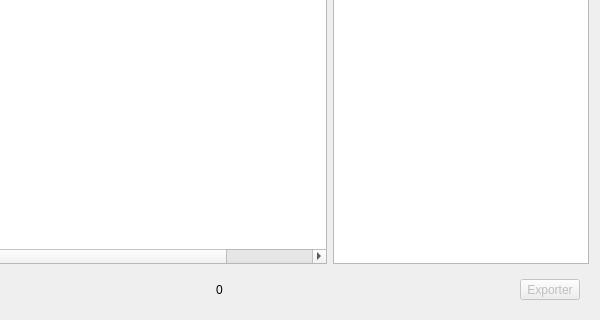
First picture: the form in client/src/widgets/TestsWidget.ui, repository introlab/openteraplus, before the edit; both pictures show x 229 to 829 and y 161 to 481 of the 829 by 481 pixel window.
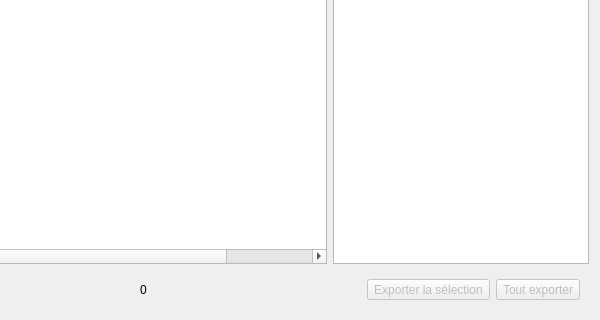
Second picture: the form after the edit. Icons and pictures are not drawn. Custom widgets are drawn as their Qt base class.

Commit message: Refs #81. Added tests results export for selection.

```diff
--- a/client/src/widgets/TestsWidget.ui
+++ b/client/src/widgets/TestsWidget.ui
@@ -209,6 +209,38 @@
         </property>
        </spacer>
       </item>
+      <item>
+       <widget class="QToolButton" name="btnDownload">
+        <property name="enabled">
+         <bool>false</bool>
+        </property>
+        <property name="sizePolicy">
+         <sizepolicy hsizetype="Fixed" vsizetype="Fixed">
+          <horstretch>0</horstretch>
+          <verstretch>0</verstretch>
+         </sizepolicy>
+        </property>
+        <property name="cursor">
+         <cursorShape>PointingHandCursor</cursorShape>
+        </property>
+        <property name="text">
+         <string>Exporter la sélection</string>
+        </property>
+        <property name="icon">
+         <iconset resource="../../resources/TeraClient.qrc">
+          <normaloff>:/icons/download.png</normaloff>:/icons/download.png</iconset>
+        </property>
+        <property name="iconSize">
+         <size>
+          <width>24</width>
+          <height>24</height>
+         </size>
+        </property>
+        <property name="toolButtonStyle">
+         <enum>Qt::ToolButtonTextBesideIcon</enum>
+        </property>
+       </widget>
+      </item>
       <item>
        <widget class="QToolButton" name="btnDownloadAll">
         <property name="enabled">
@@ -218,7 +250,7 @@
          <cursorShape>PointingHandCursor</cursorShape>
         </property>
         <property name="text">
-         <string>Exporter</string>
+         <string>Tout exporter</string>
         </property>
         <property name="icon">
          <iconset resource="../../resources/TeraClient.qrc">
```
The commit also changes 2 other files.
